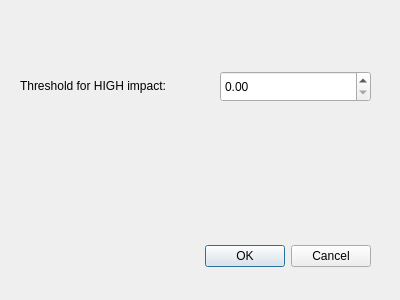
Qt form src/UglyVCF/impactfilter.ui (emilpaulitz/ProgrammierProjekt2019) before a commit.
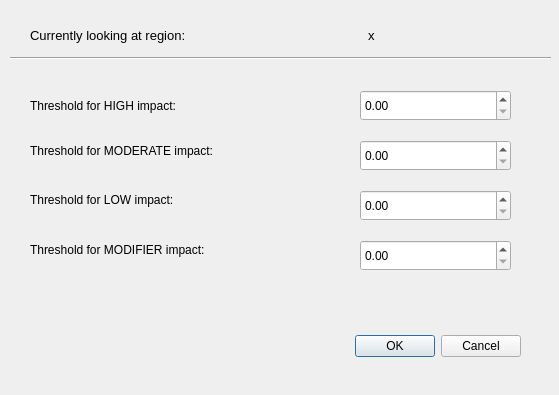
The same form after that commit.

Commit message: impactfilter ui design

What changed in the file:
```diff
--- a/src/UglyVCF/impactfilter.ui
+++ b/src/UglyVCF/impactfilter.ui
@@ -6,8 +6,8 @@
    <rect>
     <x>0</x>
     <y>0</y>
-    <width>400</width>
-    <height>300</height>
+    <width>559</width>
+    <height>395</height>
    </rect>
   </property>
   <property name="windowTitle">
@@ -16,9 +16,9 @@
   <widget class="QDialogButtonBox" name="buttonBox">
    <property name="geometry">
     <rect>
-     <x>30</x>
-     <y>240</y>
-     <width>341</width>
+     <x>290</x>
+     <y>330</y>
+     <width>231</width>
      <height>32</height>
     </rect>
    </property>
@@ -32,8 +32,8 @@
   <widget class="QDoubleSpinBox" name="doubleSpinBox">
    <property name="geometry">
     <rect>
-     <x>220</x>
-     <y>71</y>
+     <x>360</x>
+     <y>90</y>
      <width>151</width>
      <height>31</height>
     </rect>
@@ -42,9 +42,9 @@
   <widget class="QLabel" name="label">
    <property name="geometry">
     <rect>
-     <x>20</x>
-     <y>70</y>
-     <width>181</width>
+     <x>30</x>
+     <y>90</y>
+     <width>221</width>
      <height>31</height>
     </rect>
    </property>
@@ -52,6 +52,124 @@
     <string>Threshold for HIGH impact:</string>
    </property>
   </widget>
+  <widget class="QLabel" name="label_2">
+   <property name="geometry">
+    <rect>
+     <x>30</x>
+     <y>140</y>
+     <width>241</width>
+     <height>21</height>
+    </rect>
+   </property>
+   <property name="text">
+    <string>Threshold for MODERATE impact:</string>
+   </property>
+  </widget>
+  <widget class="QLabel" name="label_3">
+   <property name="geometry">
+    <rect>
+     <x>30</x>
+     <y>190</y>
+     <width>201</width>
+     <height>20</height>
+    </rect>
+   </property>
+   <property name="text">
+    <string>Threshold for LOW impact:</string>
+   </property>
+  </widget>
+  <widget class="QLabel" name="label_4">
+   <property name="geometry">
+    <rect>
+     <x>30</x>
+     <y>240</y>
+     <width>241</width>
+     <height>20</height>
+    </rect>
+   </property>
+   <property name="text">
+    <string>Threshold for MODIFIER impact:</string>
+   </property>
+  </widget>
+  <widget class="QDoubleSpinBox" name="MODERATE_impact">
+   <property name="geometry">
+    <rect>
+     <x>360</x>
+     <y>140</y>
+     <width>151</width>
+     <height>31</height>
+    </rect>
+   </property>
+  </widget>
+  <widget class="QDoubleSpinBox" name="LOW_impact">
+   <property name="geometry">
+    <rect>
+     <x>360</x>
+     <y>190</y>
+     <width>151</width>
+     <height>31</height>
+    </rect>
+   </property>
+  </widget>
+  <widget class="QDoubleSpinBox" name="MODIFIER_impact">
+   <property name="geometry">
+    <rect>
+     <x>360</x>
+     <y>240</y>
+     <width>151</width>
+     <height>31</height>
+    </rect>
+   </property>
+  </widget>
+  <widget class="QLabel" name="label_region">
+   <property name="geometry">
+    <rect>
+     <x>368</x>
+     <y>20</y>
+     <width>131</width>
+     <height>31</height>
+    </rect>
+   </property>
+   <property name="font">
+    <font>
+     <pointsize>10</pointsize>
+    </font>
+   </property>
+   <property name="text">
+    <string>x</string>
+   </property>
+  </widget>
+  <widget class="QLabel" name="region_label">
+   <property name="geometry">
+    <rect>
+     <x>30</x>
+     <y>20</y>
+     <width>271</width>
+     <height>31</height>
+    </rect>
+   </property>
+   <property name="font">
+    <font>
+     <pointsize>10</pointsize>
+    </font>
+   </property>
+   <property name="text">
+    <string>Currently looking at region:</string>
+   </property>
+  </widget>
+  <widget class="Line" name="line">
+   <property name="geometry">
+    <rect>
+     <x>10</x>
+     <y>50</y>
+     <width>541</width>
+     <height>16</height>
+    </rect>
+   </property>
+   <property name="orientation">
+    <enum>Qt::Horizontal</enum>
+   </property>
+  </widget>
  </widget>
  <resources/>
  <connections>
```
Left out of the diff: 2 changed lines with no effect on the pictures.
